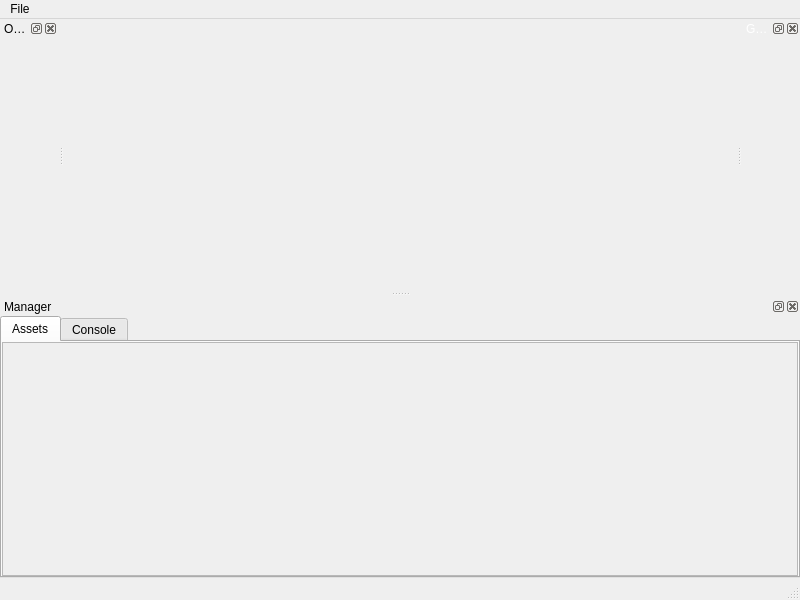
Qt form gameEngineEditor/mainwindow.ui (jimlin2004/GameEngine) before a commit.
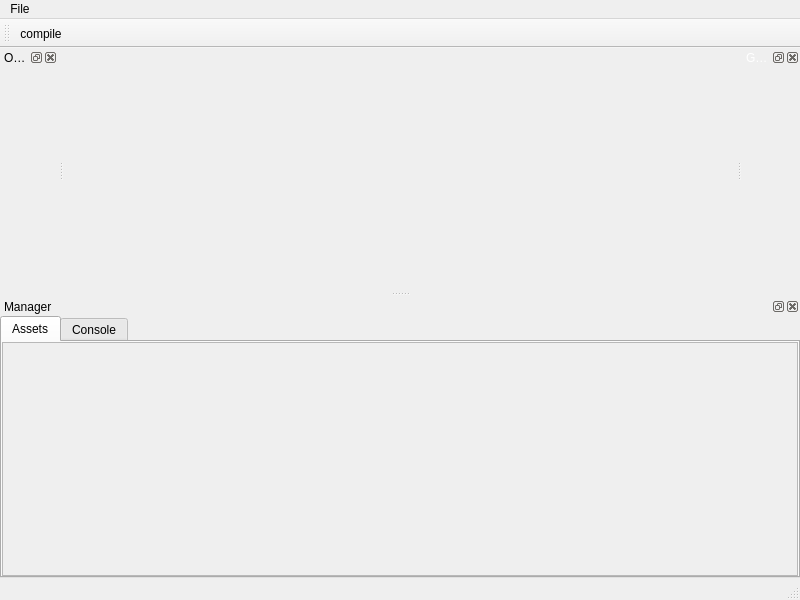
The same form after that commit. Icons and pictures are not drawn. Custom widgets are drawn as their Qt base class.

What changed in the file:
```diff
--- a/gameEngineEditor/mainwindow.ui
+++ b/gameEngineEditor/mainwindow.ui
@@ -283,6 +283,18 @@
     </layout>
    </widget>
   </widget>
+  <widget class="QToolBar" name="toolBar">
+   <property name="windowTitle">
+    <string>toolBar</string>
+   </property>
+   <attribute name="toolBarArea">
+    <enum>TopToolBarArea</enum>
+   </attribute>
+   <attribute name="toolBarBreak">
+    <bool>false</bool>
+   </attribute>
+   <addaction name="actioncompile"/>
+  </widget>
   <action name="actionsave">
    <property name="text">
     <string>save</string>
@@ -293,6 +305,15 @@
     <string>open</string>
    </property>
   </action>
+  <action name="actioncompile">
+   <property name="icon">
+    <iconset resource="../build/gameEngineEditor/assets/EditorResource.qrc">
+     <normaloff>:/complieIcon/texture/complie.png</normaloff>:/complieIcon/texture/complie.png</iconset>
+   </property>
+   <property name="text">
+    <string>compile</string>
+   </property>
+  </action>
  </widget>
  <customwidgets>
   <customwidget>
```
Left out of the diff: 6 changed lines with no effect on the pictures.
